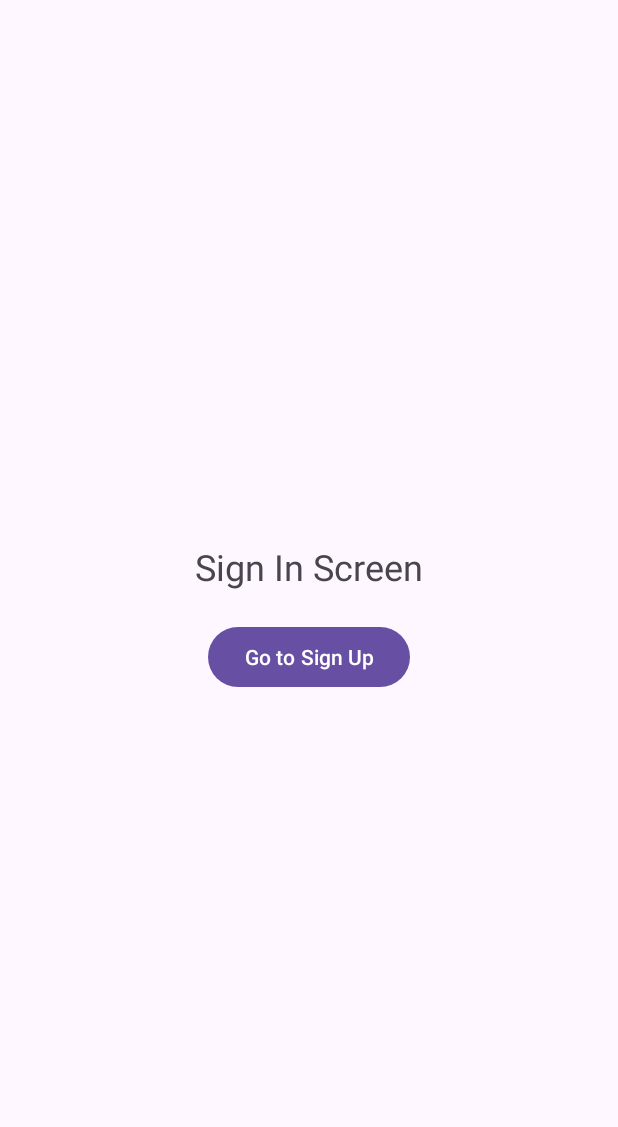
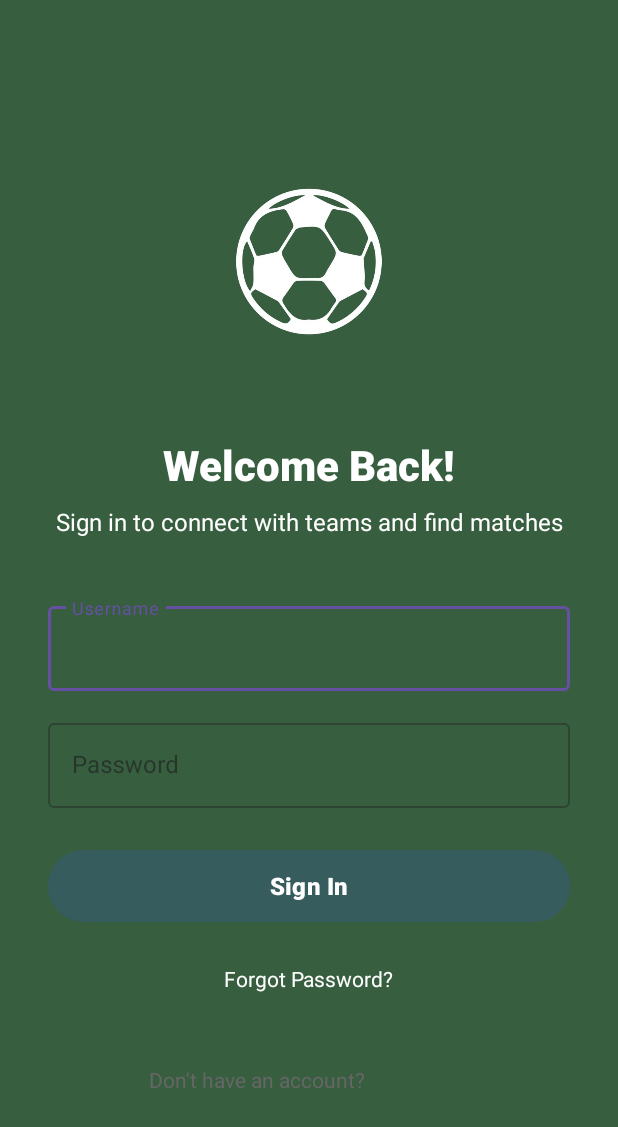
Before and after one commit to XhuyZ/FMA_FE, an Android app: the SignInActivity screen opened directly, with no data from a screen before it, on a phone screen of 412 x 824 dp. Shown: the top 1127 px of the screen. Run offline under Robolectric (Android 15) with nearby library versions, the phone set to English and light mode, and no system bars.

Commit message:
add SigninScreen

```diff
--- a/app/build.gradle.kts
+++ b/app/build.gradle.kts
@@ -35,7 +35,6 @@ android {
 dependencies {
 
 
-    implementation("com.squareup.retrofit2:retrofit:3.1.0-SNAPSHOT")
     implementation(libs.appcompat)
     implementation(libs.material)
     implementation(libs.activity)
--- a/app/src/main/java/com/example/fma_fe/activities/SignInActivity.java
+++ b/app/src/main/java/com/example/fma_fe/activities/SignInActivity.java
@@ -17,13 +17,5 @@ public class SignInActivity extends AppCompatActivity {
     protected void onCreate(Bundle savedInstanceState) {
         super.onCreate(savedInstanceState);
         setContentView(R.layout.activity_sign_in);
-
-        btnToSignUp = findViewById(R.id.btnToSignUp);
-        btnToSignUp.setOnClickListener(new View.OnClickListener() {
-            @Override
-            public void onClick(View view) {
-                startActivity(new Intent(SignInActivity.this, SignUpActivity.class));
-            }
-        });
     }
 }
--- a/app/src/main/res/layout/activity_sign_in.xml
+++ b/app/src/main/res/layout/activity_sign_in.xml
@@ -1,21 +1,149 @@
 <?xml version="1.0" encoding="utf-8"?>
 <LinearLayout xmlns:android="http://schemas.android.com/apk/res/android"
-    android:orientation="vertical"
     android:layout_width="match_parent"
     android:layout_height="match_parent"
+    android:orientation="vertical"
     android:gravity="center"
-    android:padding="24dp">
+    android:paddingHorizontal="32dp"
+    android:paddingVertical="24dp"
+    android:background="@drawable/splash_background">
+
+    <ImageView
+        android:id="@+id/logoImage"
+        android:layout_width="189dp"
+        android:layout_height="172dp"
+        android:layout_marginBottom="32dp"
+        android:scaleType="fitCenter"
+        android:src="@drawable/app_logo"/>
 
     <TextView
-        android:text="Sign In Screen"
-        android:textSize="24sp"
-        android:layout_marginBottom="20dp"
+        android:id="@+id/textWelcome"
+        android:layout_width="match_parent"
+        android:layout_height="wrap_content"
+        android:text="Welcome Back!"
+        android:textSize="28sp"
+        android:textStyle="bold"
+        android:textColor="@color/white"
+        android:gravity="center"
+        android:layout_marginBottom="8dp"
+        android:fontFamily="sans-serif-medium" />
+
+    <TextView
+        android:id="@+id/textSubtitle"
+        android:layout_width="match_parent"
+        android:layout_height="wrap_content"
+        android:text="Sign in to connect with teams and find matches"
+        android:textSize="16sp"
+        android:textColor="@color/white"
+        android:gravity="center"
+        android:layout_marginBottom="40dp"
+        android:lineSpacingExtra="4dp"
+        android:fontFamily="sans-serif" />
+
+    <!-- Username Input -->
+    <com.google.android.material.textfield.TextInputLayout
+        android:id="@+id/textInputLayoutUsername"
+        android:layout_width="match_parent"
+        android:layout_height="wrap_content"
+        android:layout_marginBottom="16dp"
+        android:hint="Username"
+        style="@style/Widget.MaterialComponents.TextInputLayout.OutlinedBox">
+
+        <com.google.android.material.textfield.TextInputEditText
+            android:id="@+id/editTextUsername"
+            android:layout_width="match_parent"
+            android:layout_height="wrap_content"
+            android:inputType="text"
+            android:textSize="16sp"
+            android:fontFamily="sans-serif" />
+
+    </com.google.android.material.textfield.TextInputLayout>
+
+    <!-- Password Input -->
+    <com.google.android.material.textfield.TextInputLayout
+        android:id="@+id/textInputLayoutPassword"
+        android:layout_width="match_parent"
+        android:layout_height="wrap_content"
+        android:layout_marginBottom="24dp"
+        android:hint="Password"
+        style="@style/Widget.MaterialComponents.TextInputLayout.OutlinedBox">
+
+        <com.google.android.material.textfield.TextInputEditText
+            android:id="@+id/editTextPassword"
+            android:layout_width="match_parent"
+            android:layout_height="wrap_content"
+            android:inputType="textPassword"
+            android:textSize="16sp"
+            android:fontFamily="sans-serif" />
+
+    </com.google.android.material.textfield.TextInputLayout>
+
+    <!-- Sign In Button -->
+    <com.google.android.material.button.MaterialButton
+        android:id="@+id/buttonSignIn"
+        android:layout_width="match_parent"
+        android:layout_height="56dp"
+        android:text="Sign In"
+        android:textSize="16sp"
+        android:textStyle="bold"
+        android:backgroundTint="@color/signinbtn"
+        android:textColor="@android:color/white"
+        android:layout_marginBottom="16dp"
+        android:fontFamily="sans-serif-medium" />
+
+    <!-- Progress Bar (hidden by default) -->
+    <ProgressBar
+        android:id="@+id/progressBar"
         android:layout_width="wrap_content"
-        android:layout_height="wrap_content"/>
+        android:layout_height="wrap_content"
+        android:layout_marginBottom="16dp"
+        android:visibility="gone"
+        style="?android:attr/progressBarStyle" />
 
-    <Button
-        android:id="@+id/btnToSignUp"
-        android:text="Go to Sign Up"
+    <!-- Forgot Password Link -->
+    <TextView
+        android:id="@+id/textForgotPassword"
         android:layout_width="wrap_content"
-        android:layout_height="wrap_content"/>
+        android:layout_height="wrap_content"
+        android:text="Forgot Password?"
+        android:textSize="14sp"
+        android:textColor="@color/white"
+        android:layout_marginBottom="32dp"
+        android:clickable="true"
+        android:focusable="true"
+        android:background="?android:attr/selectableItemBackground"
+        android:padding="8dp"
+        android:fontFamily="sans-serif" />
+
+    <!-- Sign Up Section -->
+    <LinearLayout
+        android:layout_width="wrap_content"
+        android:layout_height="wrap_content"
+        android:orientation="horizontal"
+        android:gravity="center">
+
+        <TextView
+            android:layout_width="wrap_content"
+            android:layout_height="wrap_content"
+            android:fontFamily="sans-serif"
+            android:text="Don't have an account? "
+            android:textColor="@color/text_secondary"
+            android:textSize="14sp" />
+
+        <TextView
+            android:id="@+id/btnToSignup"
+            android:layout_width="wrap_content"
+            android:layout_height="wrap_content"
+            android:background="?android:attr/selectableItemBackground"
+            android:clickable="true"
+            android:focusable="true"
+            android:fontFamily="sans-serif-medium"
+            android:padding="8dp"
+            android:text="Sign Up"
+            android:textColor="@color/primary_green"
+            android:textSize="14sp"
+            android:textStyle="bold" />
+
+    </LinearLayout>
+
 </LinearLayout>
--- a/app/src/main/res/values/colors.xml
+++ b/app/src/main/res/values/colors.xml
@@ -5,4 +5,5 @@
     <color name="text_secondary">#666666</color>
     <color name="text_primary">#333333</color>
     <color name="background_light">#f8f9fa</color>
+    <color name="signinbtn">#375c5e</color>
 </resources>
```
Also changed, not shown: 1 other file.
